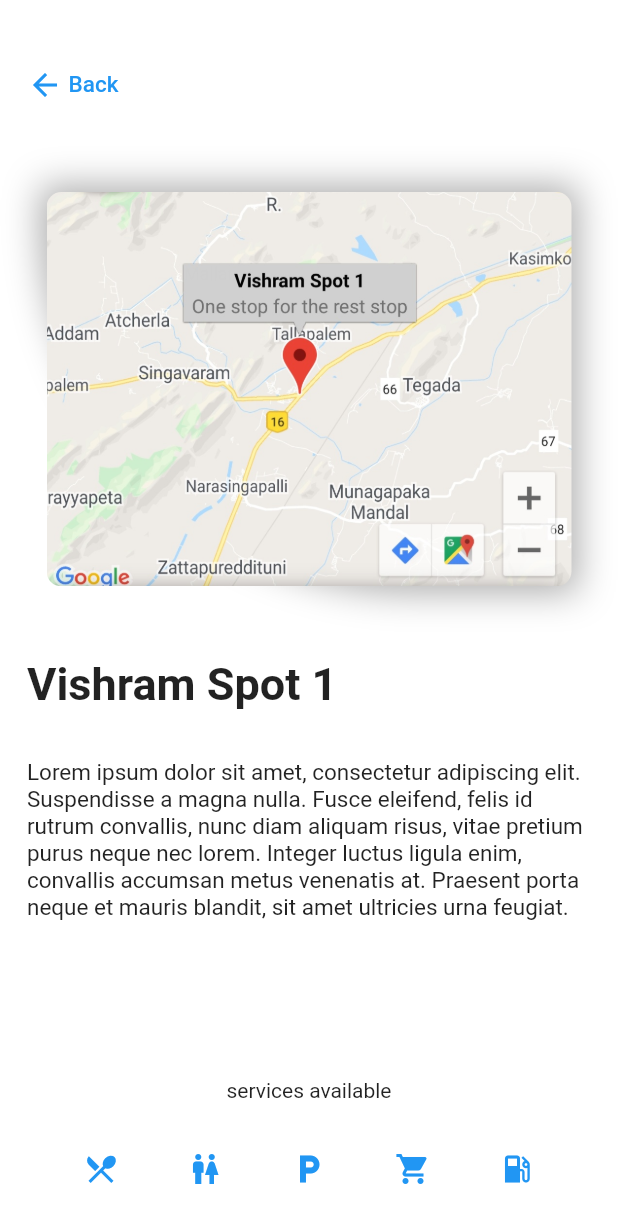
After one commit to Hackerbone/vishram, a Flutter app: the VishramSpot screen opened by its route, on a phone screen of 412 x 824 dp. The commit adds this screen. Shown: the top 1223 px of the screen. Run offline on Flutter 3.47's test engine with Material 2 defaults, Android fonts, the light colour scheme and no system bars; our stand-ins replace firebase_auth, firebase_core, geolocator, google_maps_flutter, hexcolor, modal_progress_hud; accounts and stored records are empty.

Commit message:
im fucked up

```diff
--- a/lib/main.dart
+++ b/lib/main.dart
@@ -6,6 +6,7 @@ import 'package:vishram/screens/stops_list.dart';
 
 import 'package:vishram/screens/find_rest_stops.dart';
 import 'package:vishram/screens/quality_assurance.dart';
+import 'package:vishram/screens/vishram_spot.dart';
 
 import 'package:vishram/screens/welcome_screen.dart';
 import 'package:vishram/screens/login_screen.dart';
@@ -32,15 +33,16 @@ class Vishram extends StatelessWidget {
         //     body1: TextStyle(color: Colors.black54),
         //   ),
         // ),
-        initialRoute: MainScreen.id,
+        initialRoute: WelcomeScreen.id,
         routes: {
           WelcomeScreen.id: (context) => WelcomeScreen(),
           LoginScreen.id: (context) => LoginScreen(),
           RegistrationScreen.id: (context) => RegistrationScreen(),
           MainScreen.id: (context) => MainScreen(),
           StopsList.id: (context) => StopsList(),
+          FindRestStops.id: (context) => FindRestStops(),
           QualityAssurance.id: (context) => QualityAssurance(),
-          FindRestStops.id: (context) => FindRestStops(),
+          VishramSpot.id: (context) => VishramSpot(),
         },
       ),
     );
--- a/lib/screens/main_screen.dart
+++ b/lib/screens/main_screen.dart
@@ -12,6 +12,7 @@ import 'package:vishram/constants.dart';
 import 'package:google_maps_flutter/google_maps_flutter.dart';
 import 'package:firebase_auth/firebase_auth.dart';
 import 'package:vishram/screens/stops_list.dart';
+import 'package:vishram/screens/vishram_spot.dart';
 import 'package:vishram/screens/welcome_screen.dart';
 import 'package:vishram/Models/technician.dart';
 import 'package:vishram/Models/global.dart';
@@ -209,6 +210,9 @@ class _MainScreenState extends State<MainScreen> {
 
                 setState(() {
                   _markers.add(Marker(
+                    onTap: () {
+                      Navigator.pushNamed(context, VishramSpot.id);
+                    },
                     markerId: MarkerId("id-1"),
                     position: LatLng(17.633935, 82.893665),
                     infoWindow: InfoWindow(
--- /dev/null
+++ b/lib/screens/vishram_spot.dart
@@ -0,0 +1,136 @@
+import 'package:flutter/animation.dart';
+import 'package:flutter/cupertino.dart';
+import 'package:flutter/material.dart';
+import 'package:hexcolor/hexcolor.dart';
+
+class VishramSpot extends StatefulWidget {
+  static String id = 'vishram_spot';
+
+  @override
+  _VishramSpotState createState() => _VishramSpotState();
+}
+
+class _VishramSpotState extends State<VishramSpot> {
+  @override
+  Widget build(BuildContext context) {
+    return Scaffold(
+      backgroundColor: Colors.white,
+      body: SafeArea(
+        child: Container(
+          child: Padding(
+            padding: const EdgeInsets.symmetric(
+              horizontal: 10.0,
+            ),
+            child: Column(
+              crossAxisAlignment: CrossAxisAlignment.start,
+              mainAxisAlignment: MainAxisAlignment.spaceEvenly,
+              children: [
+                TextButton(
+                  onPressed: () {
+                    Navigator.pop(context);
+                  },
+                  child: Row(
+                    children: [
+                      Icon(
+                        Icons.arrow_back,
+                        color: Colors.blue,
+                      ),
+                      Text(
+                        " Back",
+                        style: TextStyle(
+                          fontSize: 15.0,
+                          color: Colors.blue,
+                        ),
+                      ),
+                    ],
+                  ),
+                ),
+                Center(
+                  child: Padding(
+                    padding: const EdgeInsets.symmetric(
+                        horizontal: 8.0, vertical: 15.0),
+                    child: Container(
+                      decoration: BoxDecoration(
+                          borderRadius: BorderRadius.only(
+                              bottomLeft: Radius.circular(250)),
+                          boxShadow: [
+                            BoxShadow(
+                              color: Color(0x54000000),
+                              spreadRadius: 4,
+                              blurRadius: 20,
+                            ),
+                          ]),
+                      child: ClipRRect(
+                        borderRadius: BorderRadius.circular(10.0),
+                        child: Image.asset(
+                          'images/s1map.jpg',
+                          width: 350.0,
+                        ),
+                      ),
+                    ),
+                  ),
+                ),
+                Padding(
+                  padding: const EdgeInsets.symmetric(horizontal: 8.0),
+                  child: Text(
+                    'Vishram Spot 1',
+                    style:
+                        TextStyle(fontSize: 30.0, fontWeight: FontWeight.bold),
+                  ),
+                ),
+                // Padding(
+                //   padding: const EdgeInsets.symmetric(horizontal: 8.0),
+                //   child: Text(
+                //     'Owner Details',
+                //     style: TextStyle(fontSize: 20.0),
+                //   ),
+                // ),
+                Padding(
+                  padding: const EdgeInsets.symmetric(horizontal: 8.0),
+                  child: Text(
+                    'Lorem ipsum dolor sit amet, consectetur adipiscing elit. Suspendisse a magna nulla. Fusce eleifend, felis id rutrum convallis, nunc diam aliquam risus, vitae pretium purus neque nec lorem. Integer luctus ligula enim, convallis accumsan metus venenatis at. Praesent porta neque et mauris blandit, sit amet ultricies urna feugiat.',
+                    style: TextStyle(fontSize: 15.0),
+                  ),
+                ),
+                SizedBox(
+                  height: 40.0,
+                ),
+                Center(
+                  child: Text(
+                    'services available',
+                    textAlign: TextAlign.center,
+                  ),
+                ),
+                Row(
+                  mainAxisAlignment: MainAxisAlignment.spaceEvenly,
+                  children: [
+                    Icon(
+                      Icons.local_dining,
+                      color: Colors.blue,
+                    ),
+                    Icon(
+                      Icons.wc,
+                      color: Colors.blue,
+                    ),
+                    Icon(
+                      Icons.local_parking,
+                      color: Colors.blue,
+                    ),
+                    Icon(
+                      Icons.local_grocery_store,
+                      color: Colors.blue,
+                    ),
+                    Icon(
+                      Icons.local_gas_station,
+                      color: Colors.blue,
+                    )
+                  ],
+                )
+              ],
+            ),
+          ),
+        ),
+      ),
+    );
+  }
+}
```
Also changed, not shown: lib/screens/find_rest_stops.dart (+12 -3 lines), lib/screens/quality_assurance.dart (+12 -4 lines), lib/screens/stops_list.dart (+21 -2 lines), images/VI.png, images/VI1.png (added), images/s1kfc.jpeg (added), images/s1map.jpg (added), images/s1res.jpeg (added).
